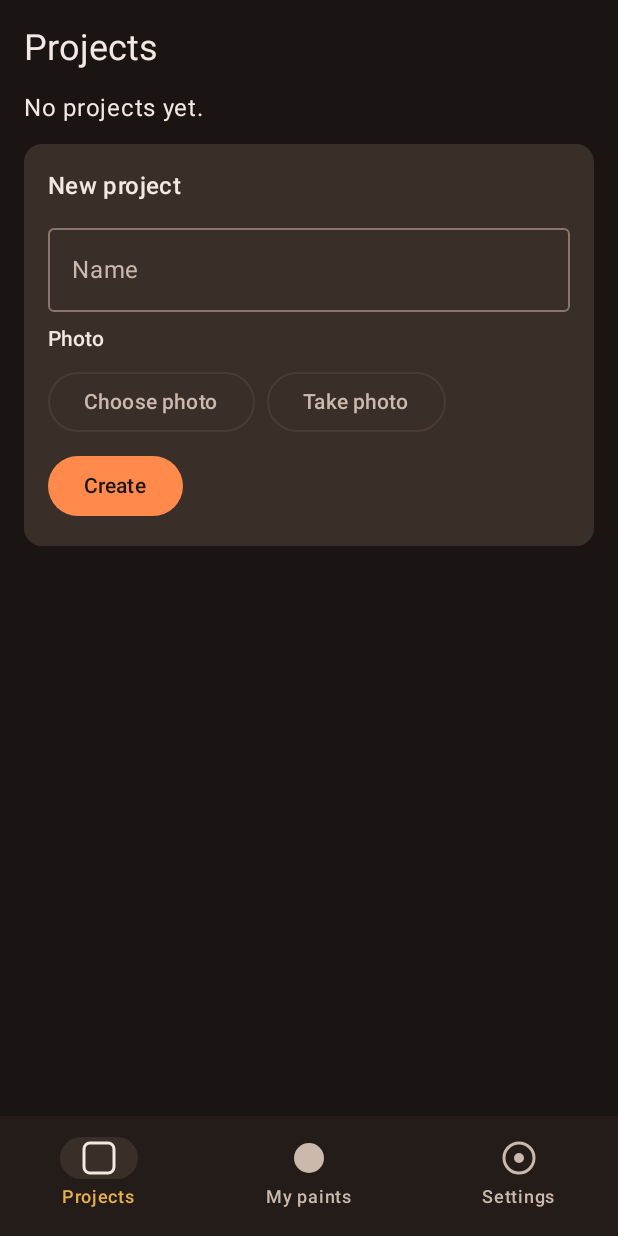
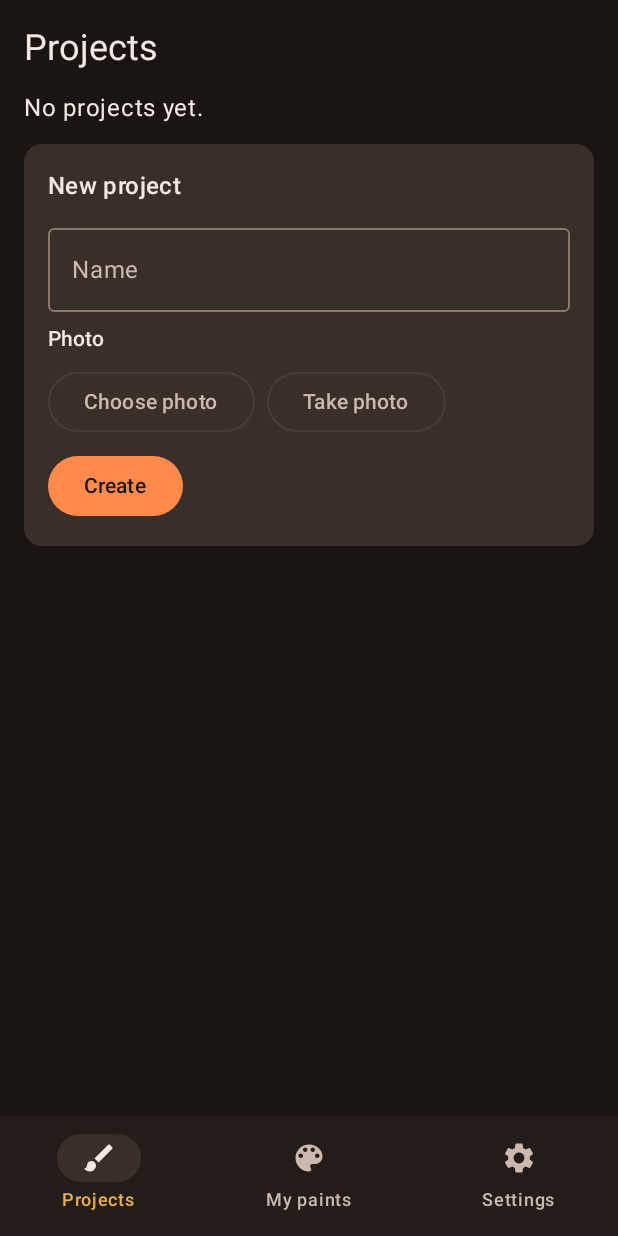
Before and after one commit to inigo-munoz/forja-de-color-android, an Android app built with Jetpack Compose: the screen it shows after launch (MainActivity), on a phone screen of 412 x 824 dp. Run offline under Robolectric (Android 15) with nearby library versions, the phone set to English and light mode, and no system bars; our stand-ins replace Room's generated code.

Commit message:
feat(ui): real icons in the bottom bar
Brush for Projects, palette for My paints and a gear for Settings, as
vector drawables from Material Icons (Apache 2.0), replacing the square,
circle and ring placeholders drawn on a canvas.

```diff
--- a/app/src/main/kotlin/app/forjadecolor/ui/navigation/AppNavHost.kt
+++ b/app/src/main/kotlin/app/forjadecolor/ui/navigation/AppNavHost.kt
@@ -1,11 +1,10 @@
 package app.forjadecolor.ui.navigation
 
 import android.net.Uri
+import androidx.annotation.DrawableRes
 import androidx.annotation.StringRes
-import androidx.compose.foundation.Canvas
 import androidx.compose.foundation.layout.padding
-import androidx.compose.foundation.layout.size
-import androidx.compose.material3.MaterialTheme
+import androidx.compose.material3.Icon
 import androidx.compose.material3.NavigationBar
 import androidx.compose.material3.NavigationBarItem
 import androidx.compose.material3.Scaffold
@@ -14,13 +13,9 @@ import androidx.compose.runtime.Composable
 import androidx.compose.runtime.LaunchedEffect
 import androidx.compose.runtime.getValue
 import androidx.compose.ui.Modifier
-import androidx.compose.ui.geometry.CornerRadius
-import androidx.compose.ui.graphics.Color
-import androidx.compose.ui.graphics.drawscope.DrawScope
-import androidx.compose.ui.graphics.drawscope.Stroke
 import androidx.compose.ui.platform.testTag
+import androidx.compose.ui.res.painterResource
 import androidx.compose.ui.res.stringResource
-import androidx.compose.ui.unit.dp
 import androidx.navigation.NavGraph.Companion.findStartDestination
 import androidx.navigation.NavHostController
 import androidx.navigation.NavType
@@ -56,15 +51,10 @@ object Routes {
     fun techniqueId(wire: String?): TechniqueCardId? = TechniqueCardId.entries.firstOrNull { it.wire == wire }
 }
 
-private enum class Tab(val route: String, @StringRes val label: Int, val tag: String, val glyph: DrawScope.(Color) -> Unit) {
-    PROJECTS(Routes.PROJECTS, R.string.nav_projects, "nav_projects", { c ->
-        drawRoundRect(c, cornerRadius = CornerRadius(4.dp.toPx()), style = Stroke(2.dp.toPx()))
-    }),
-    INVENTORY(Routes.INVENTORY, R.string.nav_inventory, "nav_inventory", { c -> drawCircle(c) }),
-    SETTINGS(Routes.SETTINGS, R.string.nav_settings, "nav_settings", { c ->
-        drawCircle(c, style = Stroke(2.dp.toPx()))
-        drawCircle(c, radius = size.minDimension / 6)
-    }),
+private enum class Tab(val route: String, @StringRes val label: Int, val tag: String, @DrawableRes val icon: Int) {
+    PROJECTS(Routes.PROJECTS, R.string.nav_projects, "nav_projects", R.drawable.ic_nav_projects),
+    INVENTORY(Routes.INVENTORY, R.string.nav_inventory, "nav_inventory", R.drawable.ic_nav_paints),
+    SETTINGS(Routes.SETTINGS, R.string.nav_settings, "nav_settings", R.drawable.ic_nav_settings),
 }
 
 @Composable
@@ -113,11 +103,10 @@ private fun BottomNav(navController: NavHostController) {
     NavigationBar {
         Tab.entries.forEach { tab ->
             val selected = current == tab.route
-            val tint = if (selected) MaterialTheme.colorScheme.onSecondaryContainer else MaterialTheme.colorScheme.onSurfaceVariant
             NavigationBarItem(
                 selected = selected,
                 onClick = { if (!selected) navController.navigateToTab(tab.route) },
-                icon = { Canvas(Modifier.size(20.dp)) { tab.glyph(this, tint) } },
+                icon = { Icon(painterResource(tab.icon), contentDescription = null) },
                 label = { Text(stringResource(tab.label)) },
                 modifier = Modifier.testTag(tab.tag),
             )
--- /dev/null
+++ b/app/src/main/res/drawable/ic_nav_paints.xml
@@ -0,0 +1,11 @@
+<?xml version="1.0" encoding="utf-8"?>
+<!-- Material Icons "palette" (Apache License 2.0). Tinted by the navigation bar. -->
+<vector xmlns:android="http://schemas.android.com/apk/res/android"
+    android:width="24dp"
+    android:height="24dp"
+    android:viewportWidth="24"
+    android:viewportHeight="24">
+    <path
+        android:fillColor="#FF000000"
+        android:pathData="M12,3c-4.97,0 -9,4.03 -9,9s4.03,9 9,9c0.83,0 1.5,-0.67 1.5,-1.5 0,-0.39 -0.15,-0.74 -0.39,-1.01 -0.23,-0.26 -0.38,-0.61 -0.38,-0.99 0,-0.83 0.67,-1.5 1.5,-1.5H16c2.76,0 5,-2.24 5,-5 0,-4.42 -4.03,-8 -9,-8zM6.5,12c-0.83,0 -1.5,-0.67 -1.5,-1.5S5.67,9 6.5,9 8,9.67 8,10.5 7.33,12 6.5,12zM9.5,8C8.67,8 8,7.33 8,6.5S8.67,5 9.5,5s1.5,0.67 1.5,1.5S10.33,8 9.5,8zM14.5,8c-0.83,0 -1.5,-0.67 -1.5,-1.5S13.67,5 14.5,5s1.5,0.67 1.5,1.5S15.33,8 14.5,8zM17.5,12c-0.83,0 -1.5,-0.67 -1.5,-1.5S16.67,9 17.5,9s1.5,0.67 1.5,1.5 -0.67,1.5 -1.5,1.5z" />
+</vector>
--- /dev/null
+++ b/app/src/main/res/drawable/ic_nav_projects.xml
@@ -0,0 +1,11 @@
+<?xml version="1.0" encoding="utf-8"?>
+<!-- Material Icons "brush" (Apache License 2.0). Tinted by the navigation bar. -->
+<vector xmlns:android="http://schemas.android.com/apk/res/android"
+    android:width="24dp"
+    android:height="24dp"
+    android:viewportWidth="24"
+    android:viewportHeight="24">
+    <path
+        android:fillColor="#FF000000"
+        android:pathData="M7,14c-1.66,0 -3,1.34 -3,3 0,1.31 -1.16,2 -2,2 0.92,1.22 2.49,2 4,2 2.21,0 4,-1.79 4,-4 0,-1.66 -1.34,-3 -3,-3zM20.71,4.63l-1.34,-1.34c-0.39,-0.39 -1.02,-0.39 -1.41,0L9,12.25 11.75,15l8.96,-8.96c0.39,-0.39 0.39,-1.02 0,-1.41z" />
+</vector>
--- /dev/null
+++ b/app/src/main/res/drawable/ic_nav_settings.xml
@@ -0,0 +1,11 @@
+<?xml version="1.0" encoding="utf-8"?>
+<!-- Material Icons "settings" (Apache License 2.0). Tinted by the navigation bar. -->
+<vector xmlns:android="http://schemas.android.com/apk/res/android"
+    android:width="24dp"
+    android:height="24dp"
+    android:viewportWidth="24"
+    android:viewportHeight="24">
+    <path
+        android:fillColor="#FF000000"
+        android:pathData="M19.14,12.94c0.04,-0.3 0.06,-0.61 0.06,-0.94c0,-0.32 -0.02,-0.64 -0.07,-0.94l2.03,-1.58c0.18,-0.14 0.23,-0.41 0.12,-0.61l-1.92,-3.32c-0.12,-0.22 -0.37,-0.29 -0.59,-0.22l-2.39,0.96c-0.5,-0.38 -1.03,-0.7 -1.62,-0.94L14.4,2.81c-0.04,-0.24 -0.24,-0.41 -0.48,-0.41h-3.84c-0.24,0 -0.43,0.17 -0.47,0.41L9.25,5.35C8.66,5.59 8.12,5.92 7.63,6.29L5.24,5.33c-0.22,-0.08 -0.47,0 -0.59,0.22L2.74,8.87C2.62,9.08 2.66,9.34 2.86,9.48l2.03,1.58C4.84,11.36 4.8,11.69 4.8,12s0.02,0.64 0.07,0.94l-2.03,1.58c-0.18,0.14 -0.23,0.41 -0.12,0.61l1.92,3.32c0.12,0.22 0.37,0.29 0.59,0.22l2.39,-0.96c0.5,0.38 1.03,0.7 1.62,0.94l0.36,2.54c0.05,0.24 0.24,0.41 0.48,0.41h3.84c0.24,0 0.44,-0.17 0.47,-0.41l0.36,-2.54c0.59,-0.24 1.13,-0.56 1.62,-0.94l2.39,0.96c0.22,0.08 0.47,0 0.59,-0.22l1.92,-3.32c0.12,-0.22 0.07,-0.47 -0.12,-0.61L19.14,12.94zM12,15.6c-1.98,0 -3.6,-1.62 -3.6,-3.6s1.62,-3.6 3.6,-3.6s3.6,1.62 3.6,3.6S13.98,15.6 12,15.6z" />
+</vector>
```
